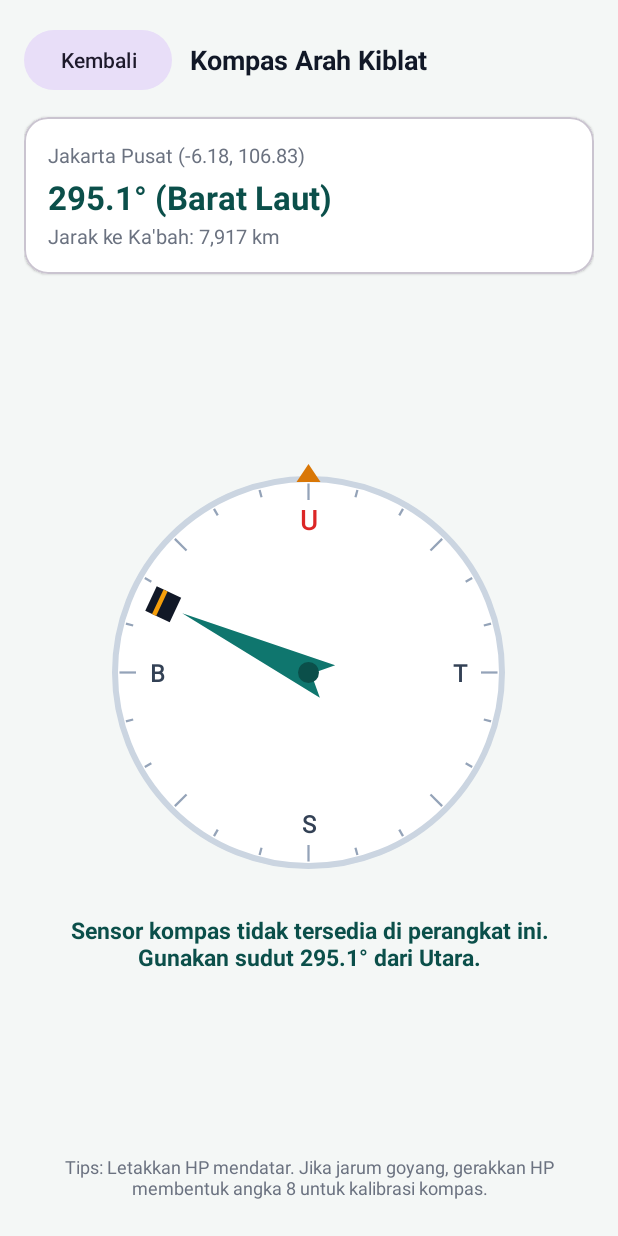
After one commit to jodijhouranda/shalatvibe-gt5, an Android app: the QiblaActivity screen opened directly, with no data from a screen before it, on a phone screen of 412 x 824 dp. The commit adds this screen. Run offline under Robolectric (Android 15) with nearby library versions, the phone set to English and light mode, and no system bars.

Commit message:
Add offline Qibla compass direction screen with magnetic declination

```diff
--- a/app/src/main/AndroidManifest.xml
+++ b/app/src/main/AndroidManifest.xml
@@ -41,6 +41,11 @@
             </intent-filter>
         </activity>
 
+        <activity
+            android:name=".qibla.QiblaActivity"
+            android:exported="false"
+            android:screenOrientation="portrait" />
+
         <receiver
             android:name=".alarm.PrayerAlarmReceiver"
             android:enabled="true"
--- a/app/src/main/java/com/jadwalshalat/gt5/MainActivity.java
+++ b/app/src/main/java/com/jadwalshalat/gt5/MainActivity.java
@@ -30,6 +30,7 @@ import com.jadwalshalat.gt5.model.PrayerType;
 import com.jadwalshalat.gt5.notification.NotificationHelper;
 import com.jadwalshalat.gt5.prayer.PrayerEventPlanner;
 import com.jadwalshalat.gt5.prayer.PrayerTimeCalculator;
+import com.jadwalshalat.gt5.qibla.QiblaActivity;
 
 import java.time.Duration;
 import java.time.LocalDate;
@@ -120,6 +121,9 @@ public class MainActivity extends AppCompatActivity {
         binding.btnChooseCity.setOnClickListener(v -> showCityPickerDialog());
         binding.btnMethod.setOnClickListener(v -> showMethodPickerDialog());
         binding.btnUseGps.setOnClickListener(v -> onGpsClicked());
+        binding.btnQibla.setOnClickListener(v ->
+                startActivity(new Intent(this, QiblaActivity.class))
+        );
 
         binding.btnGrantNotification.setOnClickListener(v -> {
             if (Build.VERSION.SDK_INT >= Build.VERSION_CODES.TIRAMISU) {
--- /dev/null
+++ b/app/src/main/java/com/jadwalshalat/gt5/prayer/QiblaCalculator.java
@@ -0,0 +1,65 @@
+package com.jadwalshalat.gt5.prayer;
+
+/**
+ * Kalkulator arah kiblat (azimuth dari utara sejati) dan jarak ke Ka'bah di Makkah.
+ */
+public final class QiblaCalculator {
+
+    public static final double KAABA_LATITUDE = 21.422487;
+    public static final double KAABA_LONGITUDE = 39.826206;
+    private static final double EARTH_RADIUS_KM = 6371.0;
+
+    private QiblaCalculator() {
+    }
+
+    /**
+     * Menghitung sudut arah kiblat dalam derajat searah jarum jam dari Utara Sejati [0, 360).
+     */
+    public static double calculateBearingDegrees(double latitude, double longitude) {
+        double lat1 = Math.toRadians(latitude);
+        double lat2 = Math.toRadians(KAABA_LATITUDE);
+        double dLon = Math.toRadians(KAABA_LONGITUDE - longitude);
+
+        double y = Math.sin(dLon) * Math.cos(lat2);
+        double x = Math.cos(lat1) * Math.sin(lat2)
+                - Math.sin(lat1) * Math.cos(lat2) * Math.cos(dLon);
+
+        double bearing = Math.toDegrees(Math.atan2(y, x));
+        return (bearing + 360.0) % 360.0;
+    }
+
+    /**
+     * Menghitung jarak garis besar (great-circle) ke Ka'bah dalam kilometer.
+     */
+    public static double calculateDistanceKm(double latitude, double longitude) {
+        double dLat = Math.toRadians(KAABA_LATITUDE - latitude);
+        double dLon = Math.toRadians(KAABA_LONGITUDE - longitude);
+        double lat1 = Math.toRadians(latitude);
+        double lat2 = Math.toRadians(KAABA_LATITUDE);
+
+        double a = Math.sin(dLat / 2.0) * Math.sin(dLat / 2.0)
+                + Math.cos(lat1) * Math.cos(lat2)
+                * Math.sin(dLon / 2.0) * Math.sin(dLon / 2.0);
+        double c = 2.0 * Math.atan2(Math.sqrt(a), Math.sqrt(1.0 - a));
+        return EARTH_RADIUS_KM * c;
+    }
+
+    /**
+     * Mengembalikan label arah mata angin dalam bahasa Indonesia.
+     */
+    public static String formatCardinalDirection(double bearingDegrees) {
+        String[] dirs = {
+                "Utara", "Timur Laut", "Timur", "Tenggara",
+                "Selatan", "Barat Daya", "Barat", "Barat Laut"
+        };
+        int index = (int) Math.round(((bearingDegrees % 360.0) + 360.0) % 360.0 / 45.0) % 8;
+        return dirs[index];
+    }
+
+    /**
+     * Menghitung selisih sudut terpendek pada rentang [-180, 180].
+     */
+    public static double shortestAngleDiff(double targetDegrees, double currentDegrees) {
+        return ((targetDegrees - currentDegrees + 540.0) % 360.0) - 180.0;
+    }
+}
--- /dev/null
+++ b/app/src/main/java/com/jadwalshalat/gt5/qibla/QiblaActivity.java
@@ -0,0 +1,198 @@
+package com.jadwalshalat.gt5.qibla;
+
+import android.content.Context;
+import android.hardware.GeomagneticField;
+import android.hardware.Sensor;
+import android.hardware.SensorEvent;
+import android.hardware.SensorEventListener;
+import android.hardware.SensorManager;
+import android.os.Bundle;
+import android.view.HapticFeedbackConstants;
+import android.widget.Toast;
+
+import androidx.appcompat.app.AppCompatActivity;
+
+import com.jadwalshalat.gt5.data.PreferencesManager;
+import com.jadwalshalat.gt5.databinding.ActivityQiblaBinding;
+import com.jadwalshalat.gt5.prayer.QiblaCalculator;
+
+import java.util.Locale;
+
+/**
+ * Layar Kompas Kiblat berbasis sensor magnetik & orientasi HP dengan koreksi deklinasi magnetik.
+ */
+public class QiblaActivity extends AppCompatActivity implements SensorEventListener {
+
+    private static final float SMOOTHING_ALPHA = 0.15f;
+
+    private ActivityQiblaBinding binding;
+    private SensorManager sensorManager;
+    private Sensor rotationSensor;
+    private Sensor accelSensor;
+    private Sensor magnetSensor;
+
+    private final float[] gravity = new float[3];
+    private final float[] geomagnetic = new float[3];
+    private boolean hasGravity = false;
+    private boolean hasMagnet = false;
+
+    private float smoothedAzimuth = 0f;
+    private boolean hasFirstHeading = false;
+    private boolean wasAligned = false;
+
+    private double qiblaBearing = 295.0;
+    private float magneticDeclination = 0f;
+
+    @Override
+    protected void onCreate(Bundle savedInstanceState) {
+        super.onCreate(savedInstanceState);
+        binding = ActivityQiblaBinding.inflate(getLayoutInflater());
+        setContentView(binding.getRoot());
+
+        PreferencesManager prefs = new PreferencesManager(this);
+        double lat = prefs.getLatitude();
+        double lon = prefs.getLongitude();
+
+        qiblaBearing = QiblaCalculator.calculateBearingDegrees(lat, lon);
+        double distanceKm = QiblaCalculator.calculateDistanceKm(lat, lon);
+
+        GeomagneticField geoField = new GeomagneticField(
+                (float) lat,
+                (float) lon,
+                0f,
+                System.currentTimeMillis()
+        );
+        magneticDeclination = geoField.getDeclination();
+
+        binding.btnBack.setOnClickListener(v -> finish());
+        binding.tvQiblaCity.setText(String.format(
+                Locale.US, "%s (%.2f, %.2f)", prefs.getCityName(), lat, lon
+        ));
+        binding.tvQiblaDegree.setText(String.format(
+                Locale.getDefault(),
+                "%.1f° (%s)",
+                qiblaBearing,
+                QiblaCalculator.formatCardinalDirection(qiblaBearing)
+        ));
+        binding.tvQiblaDistance.setText(String.format(
+                Locale.getDefault(),
+                "Jarak ke Ka'bah: %,.0f km",
+                distanceKm
+        ));
+
+        binding.compassView.updateAngles(0f, (float) qiblaBearing);
+
+        sensorManager = (SensorManager) getSystemService(Context.SENSOR_SERVICE);
+        if (sensorManager != null) {
+            rotationSensor = sensorManager.getDefaultSensor(Sensor.TYPE_ROTATION_VECTOR);
+            accelSensor = sensorManager.getDefaultSensor(Sensor.TYPE_ACCELEROMETER);
+            magnetSensor = sensorManager.getDefaultSensor(Sensor.TYPE_MAGNETIC_FIELD);
+        }
+
+        if (rotationSensor == null && (accelSensor == null || magnetSensor == null)) {
+            binding.tvAlignmentStatus.setText(
+                    "Sensor kompas tidak tersedia di perangkat ini. Gunakan sudut "
+                            + String.format(Locale.getDefault(), "%.1f°", qiblaBearing)
+                            + " dari Utara."
+            );
+        }
+    }
+
+    @Override
+    protected void onResume() {
+        super.onResume();
+        if (sensorManager == null) {
+            return;
+        }
+        if (rotationSensor != null) {
+            sensorManager.registerListener(this, rotationSensor, SensorManager.SENSOR_DELAY_UI);
+        } else if (accelSensor != null && magnetSensor != null) {
+            sensorManager.registerListener(this, accelSensor, SensorManager.SENSOR_DELAY_UI);
+            sensorManager.registerListener(this, magnetSensor, SensorManager.SENSOR_DELAY_UI);
+        }
+    }
+
+    @Override
+    protected void onPause() {
+        super.onPause();
+        if (sensorManager != null) {
+            sensorManager.unregisterListener(this);
+        }
+    }
+
+    @Override
+    public void onSensorChanged(SensorEvent event) {
+        float rawMagneticAzimuth;
+
+        if (event.sensor.getType() == Sensor.TYPE_ROTATION_VECTOR) {
+            float[] rotationMatrix = new float[9];
+            float[] orientation = new float[3];
+            SensorManager.getRotationMatrixFromVector(rotationMatrix, event.values);
+            SensorManager.getOrientation(rotationMatrix, orientation);
+            rawMagneticAzimuth = (float) Math.toDegrees(orientation[0]);
+        } else {
+            if (event.sensor.getType() == Sensor.TYPE_ACCELEROMETER) {
+                System.arraycopy(event.values, 0, gravity, 0, 3);
+                hasGravity = true;
+            } else if (event.sensor.getType() == Sensor.TYPE_MAGNETIC_FIELD) {
+                System.arraycopy(event.values, 0, geomagnetic, 0, 3);
+                hasMagnet = true;
+            }
+            if (!hasGravity || !hasMagnet) {
+                return;
+            }
+            float[] r = new float[9];
+            float[] i = new float[9];
+            if (!SensorManager.getRotationMatrix(r, i, gravity, geomagnetic)) {
+                return;
+            }
+            float[] orientation = new float[3];
+            SensorManager.getOrientation(r, orientation);
+            rawMagneticAzimuth = (float) Math.toDegrees(orientation[0]);
+        }
+
+        float trueAzimuth = ((rawMagneticAzimuth + magneticDeclination) % 360f + 360f) % 360f;
+        if (!hasFirstHeading) {
+            smoothedAzimuth = trueAzimuth;
+            hasFirstHeading = true;
+        } else {
+            double delta = QiblaCalculator.shortestAngleDiff(trueAzimuth, smoothedAzimuth);
+            smoothedAzimuth = (float) (((smoothedAzimuth + SMOOTHING_ALPHA * delta) % 360.0 + 360.0) % 360.0);
+        }
+
+        binding.compassView.updateAngles(smoothedAzimuth, (float) qiblaBearing);
+        updateAlignmentFeedback();
+    }
+
+    private void updateAlignmentFeedback() {
+        double diff = QiblaCalculator.shortestAngleDiff(qiblaBearing, smoothedAzimuth);
+        boolean aligned = binding.compassView.isAligned();
+
+        if (aligned) {
+            binding.tvAlignmentStatus.setText("Menghadap Kiblat ✓ ("
+                    + String.format(Locale.getDefault(), "%.0f°", smoothedAzimuth) + ")");
+            if (!wasAligned) {
+                binding.compassView.performHapticFeedback(HapticFeedbackConstants.CONFIRM);
+            }
+        } else {
+            String turnDir = diff > 0 ? "Putar ke kanan" : "Putar ke kiri";
+            binding.tvAlignmentStatus.setText(String.format(
+                    Locale.getDefault(),
+                    "%s %.0f° (Arah HP: %.0f°)",
+                    turnDir,
+                    Math.abs(diff),
+                    smoothedAzimuth
+            ));
+        }
+        wasAligned = aligned;
+    }
+
+    @Override
+    public void onAccuracyChanged(Sensor sensor, int accuracy) {
+        if (accuracy == SensorManager.SENSOR_STATUS_UNRELIABLE) {
+            Toast.makeText(this,
+                    "Akurasi kompas rendah. Gerakkan HP membentuk angka 8.",
+                    Toast.LENGTH_SHORT).show();
+        }
+    }
+}
--- /dev/null
+++ b/app/src/main/java/com/jadwalshalat/gt5/qibla/QiblaCompassView.java
@@ -0,0 +1,191 @@
+package com.jadwalshalat.gt5.qibla;
+
+import android.content.Context;
+import android.graphics.Canvas;
+import android.graphics.Color;
+import android.graphics.Paint;
+import android.graphics.Path;
+import android.util.AttributeSet;
+import android.view.View;
+
+import androidx.annotation.Nullable;
+
+import com.jadwalshalat.gt5.prayer.QiblaCalculator;
+
+/**
+ * Komponen kompas kustom yang menggambar dial arah mata angin dan jarum arah Kiblat.
+ */
+public class QiblaCompassView extends View {
+
+    private float azimuthDegrees = 0f;
+    private float qiblaBearingDegrees = 295f;
+    private boolean aligned = false;
+
+    private final Paint circleBgPaint = new Paint(Paint.ANTI_ALIAS_FLAG);
+    private final Paint ringPaint = new Paint(Paint.ANTI_ALIAS_FLAG);
+    private final Paint tickPaint = new Paint(Paint.ANTI_ALIAS_FLAG);
+    private final Paint cardinalPaint = new Paint(Paint.ANTI_ALIAS_FLAG);
+    private final Paint northPaint = new Paint(Paint.ANTI_ALIAS_FLAG);
+    private final Paint qiblaArrowPaint = new Paint(Paint.ANTI_ALIAS_FLAG);
+    private final Paint kaabaPaint = new Paint(Paint.ANTI_ALIAS_FLAG);
+    private final Paint kaabaBandPaint = new Paint(Paint.ANTI_ALIAS_FLAG);
+    private final Paint topMarkerPaint = new Paint(Paint.ANTI_ALIAS_FLAG);
+    private final Paint centerDotPaint = new Paint(Paint.ANTI_ALIAS_FLAG);
+
+    private final Path arrowPath = new Path();
+    private final Path topMarkerPath = new Path();
+
+    public QiblaCompassView(Context context) {
+        super(context);
+        init();
+    }
+
+    public QiblaCompassView(Context context, @Nullable AttributeSet attrs) {
+        super(context, attrs);
+        init();
+    }
+
+    public QiblaCompassView(Context context, @Nullable AttributeSet attrs, int defStyleAttr) {
+        super(context, attrs, defStyleAttr);
+        init();
+    }
+
+    private void init() {
+        float density = getResources().getDisplayMetrics().density;
+
+        circleBgPaint.setColor(Color.WHITE);
+        circleBgPaint.setStyle(Paint.Style.FILL);
+
+        ringPaint.setColor(Color.parseColor("#CBD5E1"));
+        ringPaint.setStyle(Paint.Style.STROKE);
+        ringPaint.setStrokeWidth(4f * density);
+
+        tickPaint.setColor(Color.parseColor("#94A3B8"));
+        tickPaint.setStrokeWidth(1.5f * density);
+
+        cardinalPaint.setColor(Color.parseColor("#334155"));
+        cardinalPaint.setTextSize(16f * density);
+        cardinalPaint.setTextAlign(Paint.Align.CENTER);
+        cardinalPaint.setFakeBoldText(true);
+
+        northPaint.setColor(Color.parseColor("#DC2626"));
+        northPaint.setTextSize(18f * density);
+        northPaint.setTextAlign(Paint.Align.CENTER);
+        northPaint.setFakeBoldText(true);
+
+        qiblaArrowPaint.setColor(Color.parseColor("#0F766E"));
+        qiblaArrowPaint.setStyle(Paint.Style.FILL);
+
+        kaabaPaint.setColor(Color.parseColor("#111827"));
+        kaabaPaint.setStyle(Paint.Style.FILL);
+
+        kaabaBandPaint.setColor(Color.parseColor("#F59E0B"));
+        kaabaBandPaint.setStyle(Paint.Style.FILL);
+
+        topMarkerPaint.setColor(Color.parseColor("#D97706"));
+        topMarkerPaint.setStyle(Paint.Style.FILL);
+
+        centerDotPaint.setColor(Color.parseColor("#0B4F4A"));
+        centerDotPaint.setStyle(Paint.Style.FILL);
+    }
+
+    public void updateAngles(float azimuthDegrees, float qiblaBearingDegrees) {
+        this.azimuthDegrees = azimuthDegrees;
+        this.qiblaBearingDegrees = qiblaBearingDegrees;
+        double diff = Math.abs(QiblaCalculator.shortestAngleDiff(qiblaBearingDegrees, azimuthDegrees));
+        this.aligned = diff <= 3.5;
+        ringPaint.setColor(Color.parseColor(aligned ? "#10B981" : "#CBD5E1"));
+        invalidate();
+    }
+
+    public boolean isAligned() {
+        return aligned;
+    }
+
+    @Override
+    protected void onMeasure(int widthMeasureSpec, int heightMeasureSpec) {
+        int size = Math.min(MeasureSpec.getSize(widthMeasureSpec), MeasureSpec.getSize(heightMeasureSpec));
+        if (size == 0) {
+            size = (int) (280 * getResources().getDisplayMetrics().density);
+        }
+        setMeasuredDimension(size, size);
+    }
+
+    @Override
+    protected void onDraw(Canvas canvas) {
+        super.onDraw(canvas);
+        float density = getResources().getDisplayMetrics().density;
+        float cx = getWidth() / 2f;
+        float cy = getHeight() / 2f;
+        float radius = Math.min(cx, cy) - (16f * density);
+
+        // Lingkaran kompas
+        canvas.drawCircle(cx, cy, radius, circleBgPaint);
+        canvas.drawCircle(cx, cy, radius, ringPaint);
+
+        // Penanda tetap di bagian atas (arah hadap atas ponsel)
+        topMarkerPath.reset();
+        topMarkerPath.moveTo(cx, cy - radius - (10f * density));
+        topMarkerPath.lineTo(cx - (8f * density), cy - radius + (2f * density));
+        topMarkerPath.lineTo(cx + (8f * density), cy - radius + (2f * density));
+        topMarkerPath.close();
+        canvas.drawPath(topMarkerPath, topMarkerPaint);
+
+        // Dial berputar berlawanan arah hadap ponsel agar Utara selalu mengarah ke Utara asli
+        canvas.save();
+        canvas.rotate(-azimuthDegrees, cx, cy);
+
+        for (int deg = 0; deg < 360; deg += 15) {
+            double rad = Math.toRadians(deg);
+            boolean major = (deg % 45 == 0);
+            float inner = radius - (major ? 14f * density : 8f * density);
+            float outer = radius - (3f * density);
+            float x1 = cx + (float) (Math.sin(rad) * inner);
+            float y1 = cy - (float) (Math.cos(rad) * inner);
+            float x2 = cx + (float) (Math.sin(rad) * outer);
+            float y2 = cy - (float) (Math.cos(rad) * outer);
+            canvas.drawLine(x1, y1, x2, y2, tickPaint);
+        }
+
+        float labelRadius = radius - (28f * density);
+        canvas.drawText("U", cx, cy - labelRadius + (6f * density), northPaint);
+        canvas.drawText("T", cx + labelRadius, cy + (6f * density), cardinalPaint);
+        canvas.drawText("S", cx, cy + labelRadius + (6f * density), cardinalPaint);
+        canvas.drawText("B", cx - labelRadius, cy + (6f * density), cardinalPaint);
+
+        // Jarum arah Kiblat di atas dial
+        canvas.save();
+        canvas.rotate(qiblaBearingDegrees, cx, cy);
+
+        arrowPath.reset();
+        arrowPath.moveTo(cx, cy - radius + (36f * density));
+        arrowPath.lineTo(cx - (12f * density), cy + (14f * density));
+        arrowPath.lineTo(cx, cy + (2f * density));
+        arrowPath.lineTo(cx + (12f * density), cy + (14f * density));
+        arrowPath.close();
+        canvas.drawPath(arrowPath, qiblaArrowPaint);
+
+        // Ikon kotak Ka'bah kecil dekat ujung panah Kiblat
+        float kaabaHalf = 9f * density;
+        float kaabaCenterY = cy - radius + (22f * density);
+        canvas.drawRect(
+                cx - kaabaHalf,
+                kaabaCenterY - kaabaHalf,
+                cx + kaabaHalf,
+                kaabaCenterY + kaabaHalf,
+                kaabaPaint
+        );
+        canvas.drawRect(
+                cx - kaabaHalf,
+                kaabaCenterY - (4f * density),
+                cx + kaabaHalf,
+                kaabaCenterY - (1f * density),
+                kaabaBandPaint
+        );
+
+        canvas.restore();
+        canvas.restore();
+
+        canvas.drawCircle(cx, cy, 7f * density, centerDotPaint);
+    }
+}
--- a/app/src/main/res/layout/activity_main.xml
+++ b/app/src/main/res/layout/activity_main.xml
@@ -107,7 +107,16 @@
                     style="@style/Widget.Material3.Button.TonalButton"
                     android:layout_width="wrap_content"
                     android:layout_height="wrap_content"
+                    android:layout_marginEnd="6dp"
                     android:text="@string/btn_method"
+                    android:textSize="12sp" />
+
+                <com.google.android.material.button.MaterialButton
+                    android:id="@+id/btnQibla"
+                    style="@style/Widget.Material3.Button.TonalButton"
+                    android:layout_width="wrap_content"
+                    android:layout_height="wrap_content"
+                    android:text="@string/btn_qibla"
                     android:textSize="12sp" />
             </LinearLayout>
         </LinearLayout>
--- /dev/null
+++ b/app/src/main/res/layout/activity_qibla.xml
@@ -0,0 +1,108 @@
+<?xml version="1.0" encoding="utf-8"?>
+<LinearLayout xmlns:android="http://schemas.android.com/apk/res/android"
+    xmlns:app="http://schemas.android.com/apk/res-auto"
+    android:layout_width="match_parent"
+    android:layout_height="match_parent"
+    android:background="@color/bg_surface"
+    android:orientation="vertical"
+    android:padding="16dp">
+
+    <LinearLayout
+        android:layout_width="match_parent"
+        android:layout_height="wrap_content"
+        android:gravity="center_vertical"
+        android:orientation="horizontal">
+
+        <com.google.android.material.button.MaterialButton
+            android:id="@+id/btnBack"
+            style="@style/Widget.Material3.Button.TonalButton"
+            android:layout_width="wrap_content"
+            android:layout_height="wrap_content"
+            android:text="Kembali" />
+
+        <TextView
+            android:layout_width="0dp"
+            android:layout_height="wrap_content"
+            android:layout_marginStart="12dp"
+            android:layout_weight="1"
+            android:text="Kompas Arah Kiblat"
+            android:textColor="@color/text_primary"
+            android:textSize="18sp"
+            android:textStyle="bold" />
+    </LinearLayout>
+
+    <com.google.android.material.card.MaterialCardView
+        android:layout_width="match_parent"
+        android:layout_height="wrap_content"
+        android:layout_marginTop="14dp"
+        app:cardBackgroundColor="@color/card_surface"
+        app:cardCornerRadius="16dp"
+        app:cardElevation="1dp">
+
+        <LinearLayout
+            android:layout_width="match_parent"
+            android:layout_height="wrap_content"
+            android:orientation="vertical"
+            android:padding="16dp">
+
+            <TextView
+                android:id="@+id/tvQiblaCity"
+                android:layout_width="wrap_content"
+                android:layout_height="wrap_content"
+                android:textColor="@color/text_secondary"
+                android:textSize="13sp" />
+
+            <TextView
+                android:id="@+id/tvQiblaDegree"
+                android:layout_width="wrap_content"
+                android:layout_height="wrap_content"
+                android:layout_marginTop="4dp"
+                android:textColor="@color/emerald_dark"
+                android:textSize="22sp"
+                android:textStyle="bold" />
+
+            <TextView
+                android:id="@+id/tvQiblaDistance"
+                android:layout_width="wrap_content"
+                android:layout_height="wrap_content"
+                android:layout_marginTop="2dp"
+                android:textColor="@color/text_secondary"
+                android:textSize="13sp" />
+        </LinearLayout>
+    </com.google.android.material.card.MaterialCardView>
+
+    <LinearLayout
+        android:layout_width="match_parent"
+        android:layout_height="0dp"
+        android:layout_weight="1"
+        android:gravity="center"
+        android:orientation="vertical"
+        android:paddingVertical="12dp">
+
+        <com.jadwalshalat.gt5.qibla.QiblaCompassView
+            android:id="@+id/compassView"
+            android:layout_width="290dp"
+            android:layout_height="290dp" />
+
+        <TextView
+            android:id="@+id/tvAlignmentStatus"
+            android:layout_width="wrap_content"
+            android:layout_height="wrap_content"
+            android:layout_marginTop="16dp"
+            android:gravity="center"
+            android:text="Arahkan bagian atas HP sejajar dengan panah Ka'bah"
+            android:textColor="@color/emerald_dark"
+            android:textSize="15sp"
+            android:textStyle="bold" />
+    </LinearLayout>
+
+    <TextView
+        android:layout_width="match_parent"
+        android:layout_height="wrap_content"
+        android:gravity="center"
+        android:paddingBottom="8dp"
+        android:text="Tips: Letakkan HP mendatar. Jika jarum goyang, gerakkan HP membentuk angka 8 untuk kalibrasi kompas."
+        android:textColor="@color/text_secondary"
+        android:textSize="12sp" />
+
+</LinearLayout>
--- a/app/src/main/res/values/strings.xml
+++ b/app/src/main/res/values/strings.xml
@@ -7,6 +7,7 @@
     <string name="btn_choose_city">Pilih Kota</string>
     <string name="btn_gps">GPS</string>
     <string name="btn_method">Metode</string>
+    <string name="btn_qibla">Kiblat</string>
     <string name="btn_test_now">Tes Getar Sekarang</string>
     <string name="btn_test_delayed">Tes 5 Detik (Kunci Layar)</string>
     <string name="btn_grant_notification">Aktifkan Izin Notifikasi</string>
```
Also changed, not shown: 1 other file.
